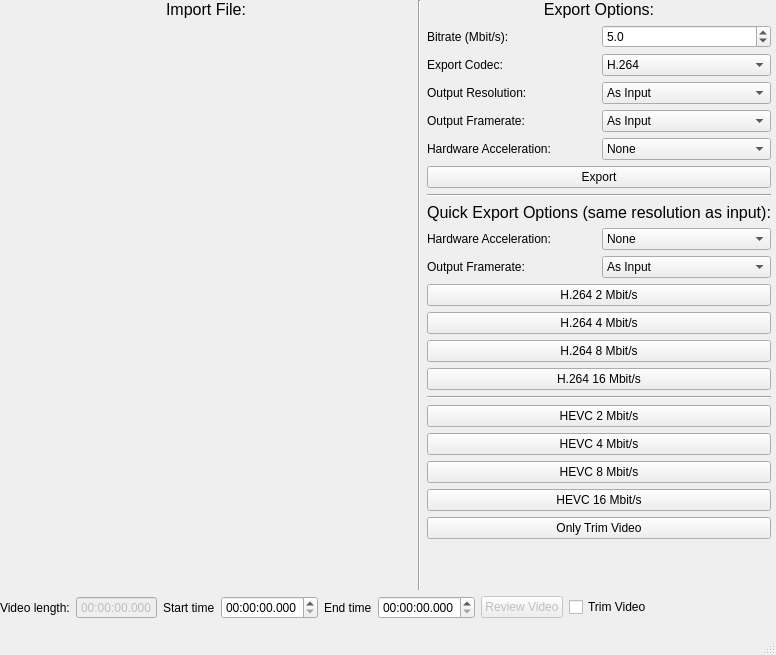
Before: the Qt Designer form src/videolowwindow.ui in andreasGBL/VideoLow, drawn with Qt 5.
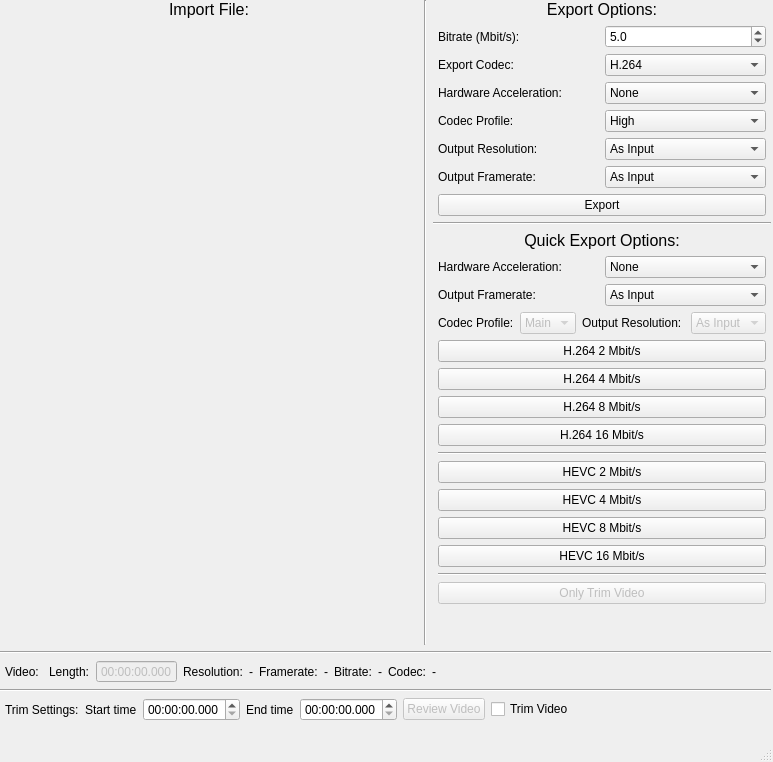
After: the same form once the commit is applied. Custom widgets are drawn as their Qt base class.

Commit message: Architecture restructured, changes to the GUI, displays more infos about the video, support for encoder profiles, added cmake options

```diff
--- a/src/videolowwindow.ui
+++ b/src/videolowwindow.ui
@@ -6,8 +6,8 @@
    <rect>
     <x>0</x>
     <y>0</y>
-    <width>776</width>
-    <height>655</height>
+    <width>773</width>
+    <height>762</height>
    </rect>
   </property>
   <property name="sizePolicy">
@@ -32,7 +32,7 @@
       <x>0</x>
       <y>0</y>
       <width>771</width>
-      <height>619</height>
+      <height>721</height>
      </rect>
     </property>
     <layout class="QVBoxLayout" name="verticalLayout_5">
@@ -150,6 +150,12 @@
            <property name="sizeConstraint">
             <enum>QLayout::SetMinimumSize</enum>
            </property>
+           <property name="leftMargin">
+            <number>5</number>
+           </property>
+           <property name="rightMargin">
+            <number>5</number>
+           </property>
            <item>
             <layout class="QHBoxLayout" name="horizontalLayout_3">
              <item>
@@ -202,6 +208,72 @@
              </item>
             </layout>
            </item>
+           <item>
+            <layout class="QHBoxLayout" name="horizontalLayout_5">
+             <item>
+              <widget class="QLabel" name="label_4">
+               <property name="text">
+                <string>Hardware Acceleration: </string>
+               </property>
+              </widget>
+             </item>
+             <item>
+              <widget class="QComboBox" name="HardwareAccelerationComboBox">
+               <property name="currentIndex">
+                <number>0</number>
+               </property>
+               <item>
+                <property name="text">
+                 <string>None</string>
+                </property>
+               </item>
+               <item>
+                <property name="text">
+                 <string>Nvidia</string>
+                </property>
+               </item>
+               <item>
+                <property name="text">
+                 <string>AMD</string>
+                </property>
+               </item>
+              </widget>
+             </item>
+            </layout>
+           </item>
+           <item>
+            <layout class="QHBoxLayout" name="horizontalLayout_12">
+             <item>
+              <widget class="QLabel" name="label_18">
+               <property name="text">
+                <string>Codec Profile:</string>
+               </property>
+              </widget>
+             </item>
+             <item>
+              <widget class="QComboBox" name="ProfileComboBox">
+               <property name="currentIndex">
+                <number>2</number>
+               </property>
+               <item>
+                <property name="text">
+                 <string>Baseline</string>
+                </property>
+               </item>
+               <item>
+                <property name="text">
+                 <string>Main</string>
+                </property>
+               </item>
+               <item>
+                <property name="text">
+                 <string>High</string>
+                </property>
+               </item>
+              </widget>
+             </item>
+            </layout>
+           </item>
            <item>
             <layout class="QHBoxLayout" name="horizontalLayout_6">
              <item>
@@ -292,39 +364,6 @@
              </item>
             </layout>
            </item>
-           <item>
-            <layout class="QHBoxLayout" name="horizontalLayout_5">
-             <item>
-              <widget class="QLabel" name="label_4">
-               <property name="text">
-                <string>Hardware Acceleration: </string>
-               </property>
-              </widget>
-             </item>
-             <item>
-              <widget class="QComboBox" name="HardwareAccelerationComboBox">
-               <property name="currentIndex">
-                <number>0</number>
-               </property>
-               <item>
-                <property name="text">
-                 <string>None</string>
-                </property>
-               </item>
-               <item>
-                <property name="text">
-                 <string>Nvidia</string>
-                </property>
-               </item>
-               <item>
-                <property name="text">
-                 <string>AMD</string>
-                </property>
-               </item>
-              </widget>
-             </item>
-            </layout>
-           </item>
            <item>
             <widget class="QPushButton" name="ExportButton">
              <property name="text">
@@ -346,6 +385,12 @@
            <property name="sizeConstraint">
             <enum>QLayout::SetDefaultConstraint</enum>
            </property>
+           <property name="leftMargin">
+            <number>5</number>
+           </property>
+           <property name="rightMargin">
+            <number>5</number>
+           </property>
            <item>
             <widget class="QLabel" name="label">
              <property name="sizePolicy">
@@ -360,7 +405,7 @@
               </font>
              </property>
              <property name="text">
-              <string>Quick Export Options (same resolution as input):</string>
+              <string>Quick Export Options:</string>
              </property>
              <property name="scaledContents">
               <bool>false</bool>
@@ -446,6 +491,51 @@
              </item>
             </layout>
            </item>
+           <item>
+            <layout class="QHBoxLayout" name="horizontalLayout_13">
+             <item>
+              <widget class="QLabel" name="label_19">
+               <property name="text">
+                <string>Codec Profile:</string>
+               </property>
+              </widget>
+             </item>
+             <item>
+              <widget class="QComboBox" name="ProfileQuickComboBox">
+               <property name="enabled">
+                <bool>false</bool>
+               </property>
+               <property name="currentIndex">
+                <number>0</number>
+               </property>
+               <item>
+                <property name="text">
+                 <string>Main</string>
+                </property>
+               </item>
+              </widget>
+             </item>
+             <item>
+              <widget class="QLabel" name="label_20">
+               <property name="text">
+                <string>Output Resolution: </string>
+               </property>
+              </widget>
+             </item>
+             <item>
+              <widget class="QComboBox" name="ResolutionQuickComboBox">
+               <property name="enabled">
+                <bool>false</bool>
+               </property>
+               <item>
+                <property name="text">
+                 <string>As Input</string>
+                </property>
+               </item>
+              </widget>
+             </item>
+            </layout>
+           </item>
            <item>
             <widget class="QPushButton" name="H264_2">
              <property name="text">
@@ -509,15 +599,25 @@
              </property>
             </widget>
            </item>
+           <item>
+            <widget class="Line" name="line_4">
+             <property name="orientation">
+              <enum>Qt::Horizontal</enum>
+             </property>
+            </widget>
+           </item>
+           <item>
+            <widget class="QPushButton" name="trimVideoButton">
+             <property name="enabled">
+              <bool>false</bool>
+             </property>
+             <property name="text">
+              <string>Only Trim Video</string>
+             </property>
+            </widget>
+           </item>
           </layout>
          </item>
-         <item>
-          <widget class="QPushButton" name="trimVideoButton">
-           <property name="text">
-            <string>Only Trim Video</string>
-           </property>
-          </widget>
-         </item>
          <item>
           <widget class="QLabel" name="ErrorLabel">
            <property name="palette">
@@ -642,11 +742,28 @@
       </layout>
      </item>
      <item>
-      <layout class="QHBoxLayout" name="horizontalLayout_9">
+      <widget class="Line" name="line_5">
+       <property name="orientation">
+        <enum>Qt::Horizontal</enum>
+       </property>
+      </widget>
+     </item>
+     <item>
+      <layout class="QHBoxLayout" name="horizontalLayout_10">
+       <property name="leftMargin">
+        <number>5</number>
+       </property>
+       <item>
+        <widget class="QLabel" name="label_13">
+         <property name="text">
+          <string>Video: </string>
+         </property>
+        </widget>
+       </item>
        <item>
         <widget class="QLabel" name="label_9">
          <property name="text">
-          <string>Video length:</string>
+          <string>Length:</string>
          </property>
         </widget>
        </item>
@@ -664,6 +781,96 @@
         </widget>
        </item>
        <item>
+        <widget class="QLabel" name="label_14">
+         <property name="text">
+          <string>Resolution:</string>
+         </property>
+        </widget>
+       </item>
+       <item>
+        <widget class="QLabel" name="videoResolutionLabel">
+         <property name="text">
+          <string>-</string>
+         </property>
+        </widget>
+       </item>
+       <item>
+        <widget class="QLabel" name="label_15">
+         <property name="text">
+          <string>Framerate:</string>
+         </property>
+        </widget>
+       </item>
+       <item>
+        <widget class="QLabel" name="videoFramerateLabel">
+         <property name="text">
+          <string>-</string>
+         </property>
+        </widget>
+       </item>
+       <item>
+        <widget class="QLabel" name="label_16">
+         <property name="text">
+          <string>Bitrate:</string>
+         </property>
+        </widget>
+       </item>
+       <item>
+        <widget class="QLabel" name="videoBitrateLabel">
+         <property name="text">
+          <string>-</string>
+         </property>
+        </widget>
+       </item>
+       <item>
+        <widget class="QLabel" name="label_17">
+         <property name="text">
+          <string>Codec:</string>
+         </property>
+        </widget>
+       </item>
+       <item>
+        <widget class="QLabel" name="videoCodecLabel">
+         <property name="text">
+          <string>-</string>
+         </property>
+        </widget>
+       </item>
+       <item>
+        <spacer name="horizontalSpacer_2">
+         <property name="orientation">
+          <enum>Qt::Horizontal</enum>
+         </property>
+         <property name="sizeHint" stdset="0">
+          <size>
+           <width>40</width>
+           <height>20</height>
+          </size>
+         </property>
+        </spacer>
+       </item>
+      </layout>
+     </item>
+     <item>
+      <widget class="Line" name="line_6">
+       <property name="orientation">
+        <enum>Qt::Horizontal</enum>
+       </property>
+      </widget>
+     </item>
+     <item>
+      <layout class="QHBoxLayout" name="horizontalLayout_9">
+       <property name="leftMargin">
+        <number>5</number>
+       </property>
+       <item>
+        <widget class="QLabel" name="label_12">
+         <property name="text">
+          <string>Trim Settings:</string>
+         </property>
+        </widget>
+       </item>
+       <item>
         <widget class="QLabel" name="label_10">
          <property name="text">
           <string>Start time</string>
```
Left out of the diff: 4 changed lines with no effect on the pictures. The commit also changes 12 other files.
